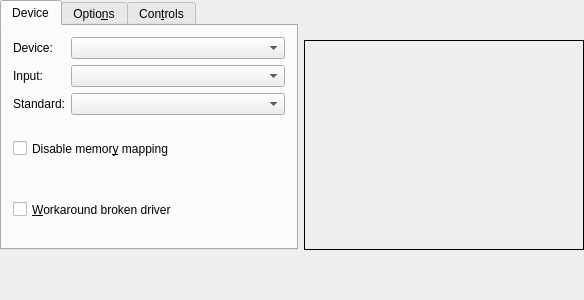
The window that kopete/config/avdevice/avdeviceconfig_videodevice.ui (KDE/kopete) describes before a commit, drawn with Qt 5.
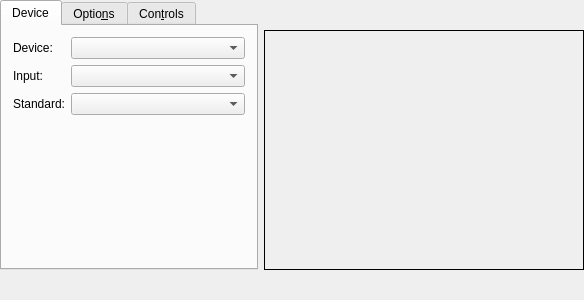
The same window after the commit. Icons and pictures are not drawn. Custom widgets are drawn as their Qt base class.

Diff of the .ui file:
```diff
--- a/kopete/config/avdevice/avdeviceconfig_videodevice.ui
+++ b/kopete/config/avdevice/avdeviceconfig_videodevice.ui
@@ -131,30 +131,17 @@
           </layout>
          </item>
          <item>
-          <widget class="QCheckBox" name="mDeviceDisableMMap" >
-           <property name="sizePolicy" >
-            <sizepolicy vsizetype="Minimum" hsizetype="MinimumExpanding" >
-             <horstretch>0</horstretch>
-             <verstretch>0</verstretch>
-            </sizepolicy>
+          <spacer>
+           <property name="orientation" >
+            <enum>Qt::Vertical</enum>
            </property>
-           <property name="text" >
-            <string>Disable memor&amp;y mapping</string>
+           <property name="sizeHint" >
+            <size>
+             <width>20</width>
+             <height>40</height>
+            </size>
            </property>
-          </widget>
-         </item>
-         <item>
-          <widget class="QCheckBox" name="mDeviceWorkaroundBrokenDriver" >
-           <property name="sizePolicy" >
-            <sizepolicy vsizetype="Minimum" hsizetype="MinimumExpanding" >
-             <horstretch>0</horstretch>
-             <verstretch>0</verstretch>
-            </sizepolicy>
-           </property>
-           <property name="text" >
-            <string>&amp;Workaround broken driver</string>
-           </property>
-          </widget>
+          </spacer>
          </item>
         </layout>
        </widget>
@@ -458,8 +445,8 @@
          </property>
          <property name="minimumSize" >
           <size>
-           <width>280</width>
-           <height>210</height>
+           <width>320</width>
+           <height>240</height>
           </size>
          </property>
          <property name="frameShape" >
```
